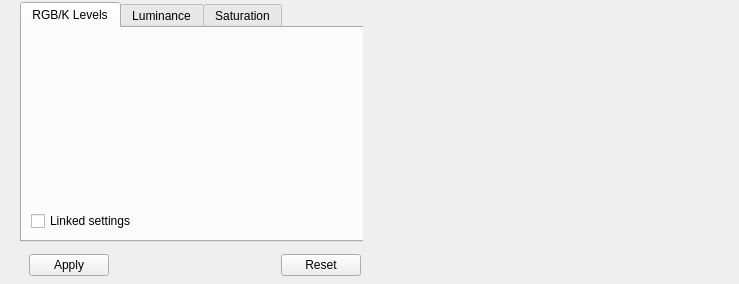
deepskystacker/DSS, file DeepSkyStacker/ui/ProcessingControls.ui: the form before one commit.
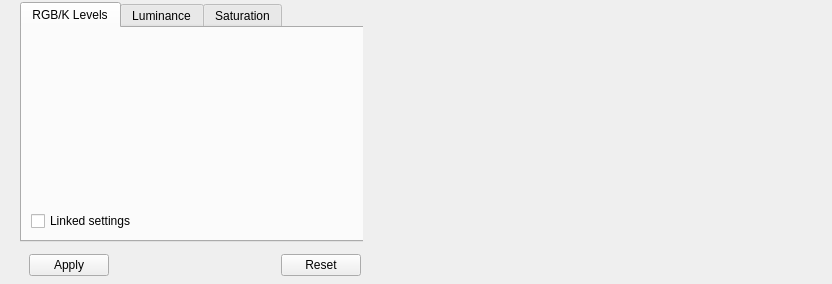
The form after the commit. Icons and pictures are not drawn. Custom widgets are drawn as their Qt base class.

Commit message: Also set minimum width

```diff
--- a/DeepSkyStacker/ui/ProcessingControls.ui
+++ b/DeepSkyStacker/ui/ProcessingControls.ui
@@ -6,7 +6,7 @@
    <rect>
     <x>0</x>
     <y>0</y>
-    <width>739</width>
+    <width>832</width>
     <height>284</height>
    </rect>
   </property>
@@ -673,7 +673,7 @@
      </property>
      <property name="minimumSize">
       <size>
-       <width>300</width>
+       <width>450</width>
        <height>280</height>
       </size>
      </property>
```
